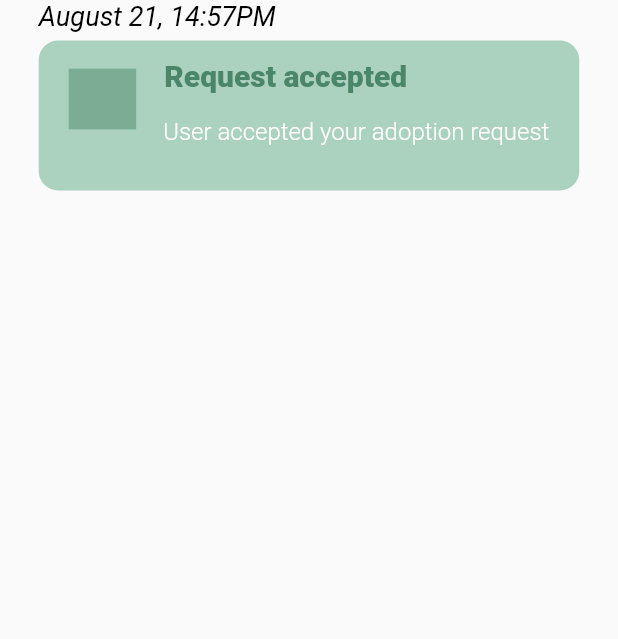
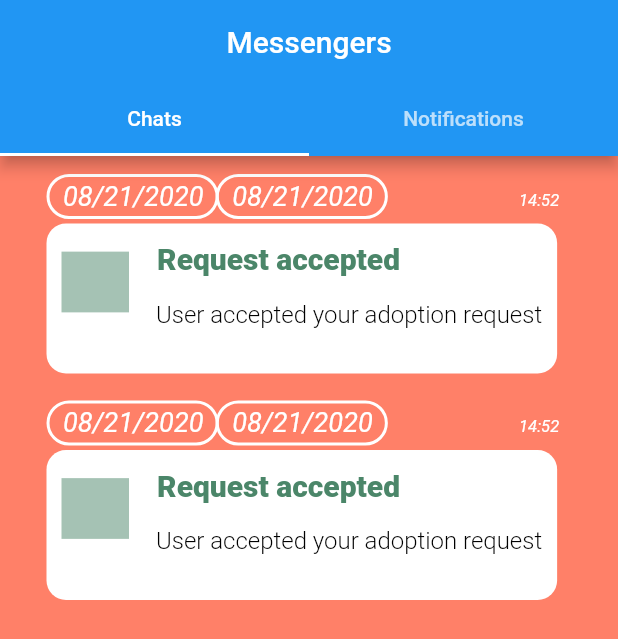
Before and after one commit to catInOrbit/PetRescue, a Flutter app: the screen it shows after launch, on a phone screen of 412 x 824 dp. Shown: the top 639 px of the screen. Run offline on Flutter 3.47's test engine with Material 2 defaults, Android fonts, the phone set to English and light mode, and no system bars; our stand-ins replace email_validator, flutter_signin_button, flutter_svg, formz, rxdart.

Commit message:
notification screen

```diff
--- a/lib/screens/notification_screen.dart
+++ b/lib/screens/notification_screen.dart
@@ -1,16 +1,48 @@
 import 'package:flutter/material.dart';
+import 'package:petrescue/petrescue_theme.dart';
 import 'package:petrescue/widgets/notification_widget.dart';
 
 class NotificationScreen extends StatelessWidget {
   @override
   Widget build(BuildContext context) {
-    return SafeArea(
-      child: Scaffold(
-        body: Center(
-          child: Column(
+    return DefaultTabController(
+      length: 2,
+      child: SafeArea(
+        child: Scaffold(
+          backgroundColor: PetRescueTheme.lightPink,
+          appBar: AppBar(
+            title: Text("Messengers"),
+            centerTitle: true,
+            bottom: TabBar(
+              // isScrollable: true,
+              //controller: tabController,
+              tabs: <Widget>[
+                Tab(text: "Chats"),
+                Tab(
+                  text: 'Notifications',
+                ),
+              ],
+            ),
+          ),
+          body: TabBarView(
             children: [
-              NotificationWidget()
-            ],
+              Center(
+                child: Column(
+                  children: [
+                    NotificationWidget(),
+                    NotificationWidget(),
+
+                  ],
+                ),
+              ),
+              Center(
+                child: Column(
+                  children: [
+                    NotificationWidget()
+                  ],
+                ),
+              ),
+            ]
           ),
         ),
       ),
--- a/lib/widgets/notification_widget.dart
+++ b/lib/widgets/notification_widget.dart
@@ -3,34 +3,102 @@ import 'package:flutter/material.dart';
 class NotificationWidget extends StatelessWidget {
   @override
   Widget build(BuildContext context) {
-    return Container(
-      child: Column(
-        mainAxisSize: MainAxisSize.min,
-        crossAxisAlignment: CrossAxisAlignment.start,
+    return Padding(
+        padding: const EdgeInsets.all(12.0),
+        child: Container(
+          width: 350,
+          height: 127,
+          child: Stack(
             children: [
-          Text(
-            "August 21, 14:57PM",
+              Positioned.fill(
+                child: Align(
+                  alignment: Alignment.topLeft,
+                  child: Container(
+                    decoration: BoxDecoration(
+                      borderRadius: BorderRadius.circular(28),
+                      border: Border.all(
+                        color: Colors.white,
+                        width: 2,
+                      ),
+                    ),
+                    padding: const EdgeInsets.only(
+                      left: 9,
+                      right: 8,
+                      top: 2,
+                      bottom: 3,
+                    ),
+                    child: Text(
+                      "08/21/2020",
                       style: TextStyle(
-              color: Colors.black,
+                        color: Colors.white,
                         fontSize: 18,
                         fontStyle: FontStyle.italic,
                         fontFamily: "Roboto",
                         fontWeight: FontWeight.w400,
                       ),
                     ),
-          SizedBox(height: 6),
+                  ),
+                ),
+              ),
+              Positioned(
+                left: 315,
+                top: 11,
+                child: Text(
+                  "14:52",
+                  style: TextStyle(
+                    color: Colors.white,
+                    fontSize: 11,
+                    fontStyle: FontStyle.italic,
+                    fontFamily: "Roboto",
+                    fontWeight: FontWeight.w400,
+                  ),
+                ),
+              ),
+              Positioned.fill(
+                child: Align(
+                  alignment: Alignment.topLeft,
+                  child: Column(
+                    mainAxisSize: MainAxisSize.min,
+                    crossAxisAlignment: CrossAxisAlignment.center,
+                    children: [
+                      Container(
+                        decoration: BoxDecoration(
+                          borderRadius: BorderRadius.circular(28),
+                          border: Border.all(
+                            color: Colors.white,
+                            width: 2,
+                          ),
+                        ),
+                        padding: const EdgeInsets.only(
+                          left: 9,
+                          right: 8,
+                          top: 2,
+                          bottom: 3,
+                        ),
+                        child: Text(
+                          "08/21/2020",
+                          style: TextStyle(
+                            color: Colors.white,
+                            fontSize: 18,
+                            fontStyle: FontStyle.italic,
+                            fontFamily: "Roboto",
+                            fontWeight: FontWeight.w400,
+                          ),
+                        ),
+                      ),
+                      SizedBox(height: 3),
                       Container(
                         decoration: BoxDecoration(
                           borderRadius: BorderRadius.circular(13),
-              color: Color(0xffabd2bf),
+                          color: Colors.white,
                         ),
                         padding: const EdgeInsets.symmetric(
-              horizontal: 20,
+                          horizontal: 10,
                           vertical: 12,
                         ),
                         child: Column(
                           mainAxisSize: MainAxisSize.min,
-              crossAxisAlignment: CrossAxisAlignment.center,
+                          crossAxisAlignment: CrossAxisAlignment.start,
                           children: [
                             Row(
                               mainAxisSize: MainAxisSize.min,
@@ -71,7 +139,7 @@ class NotificationWidget extends StatelessWidget {
                                     Text(
                                       "User accepted your adoption request",
                                       style: TextStyle(
-                            color: Colors.white,
+                                        color: Colors.black,
                                         fontSize: 16,
                                         fontFamily: "Roboto",
                                         fontWeight: FontWeight.w300,
@@ -90,6 +158,10 @@ class NotificationWidget extends StatelessWidget {
                       ),
                     ],
                   ),
-    );
+                ),
+              ),
+            ],
+          ),
+        ));
   }
 }
```
Lines whose indentation alone changed are shown as unchanged.
